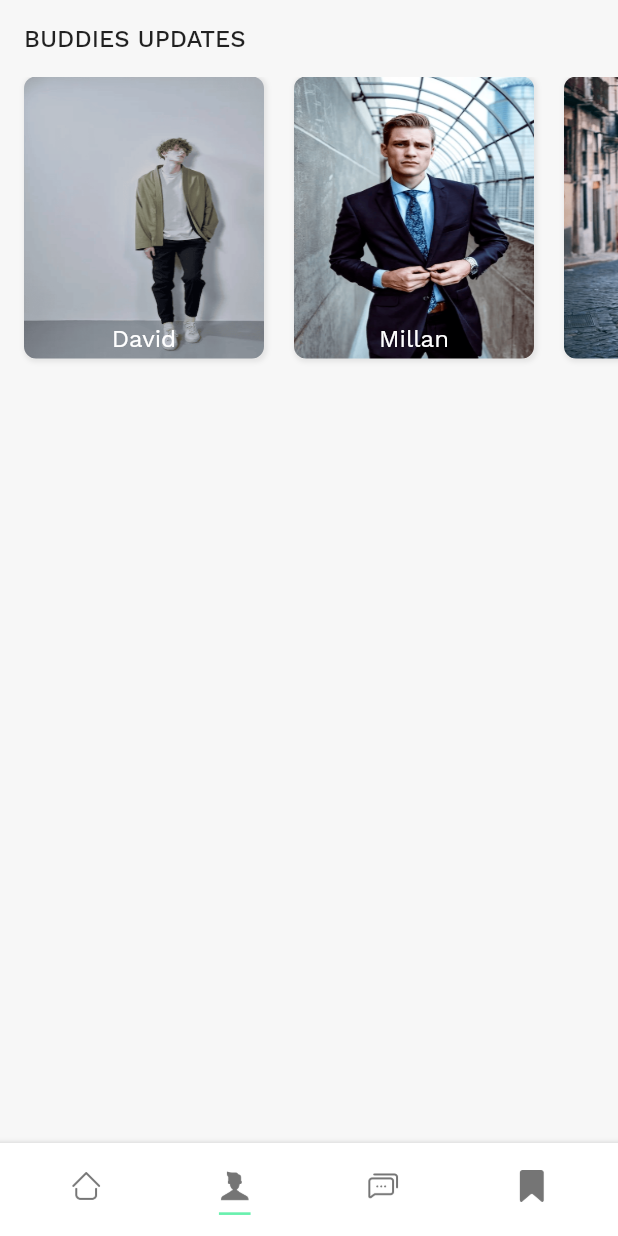
After one commit to shakiz/travel_app, a Flutter app: the HomePage screen opened directly, item 2 of the bottom bar chosen, on a phone screen of 412 x 824 dp. The commit adds this screen. Run offline on Flutter 3.47's test engine with Material 2 defaults, Android fonts, the phone set to English and light mode, and no system bars; our stand-ins replace flutter_staggered_animations, lottie.

Commit message:
travel buddies recent updated widget

```diff
--- a/lib/config/app_data.dart
+++ b/lib/config/app_data.dart
@@ -1,4 +1,5 @@
 import 'package:travel_app/config/styles.dart';
+import 'package:travel_app/models/buddies.dart';
 import 'package:travel_app/models/category.dart';
 import 'package:travel_app/models/group.dart';
 import 'package:travel_app/models/group_member.dart';
@@ -315,6 +316,14 @@ class AppData {
         MessageDate: "21 Jun 2021")
   ];
 
+  static List<Buddies> buddyList = <Buddies>[
+    Buddies(BuddyId: "1", BuddyName: "David", BuddyImage: "assets/images/male_1.png", BuddyLocation: "Ireland"),
+    Buddies(BuddyId: "2", BuddyName: "Millan", BuddyImage: "assets/images/male_2.png", BuddyLocation: "England"),
+    Buddies(BuddyId: "3", BuddyName: "Muler", BuddyImage: "assets/images/male_3.png", BuddyLocation: "India"),
+    Buddies(BuddyId: "4", BuddyName: "Thomas", BuddyImage: "assets/images/male_4.png", BuddyLocation: "Japan"),
+    Buddies(BuddyId: "5", BuddyName: "Beckham", BuddyImage: "assets/images/male_1.png", BuddyLocation: "Ireland"),
+  ];
+
   static Location fetchAny() {
     //items static member so we have to call it with ClassName
     return AppData.items[0];
@@ -340,7 +349,11 @@ class AppData {
     return AppData.tabIconsList;
   }
 
-  static List<Messages> fetchMessages() {
+  static fetchMessages() {
     return AppData.messageList;
   }
+
+  static fetchBuddies() {
+    return AppData.buddyList;
+  }
 }
--- /dev/null
+++ b/lib/models/buddies.dart
@@ -0,0 +1,8 @@
+class Buddies{
+  String BuddyId;
+  String BuddyName;
+  String BuddyImage;
+  String BuddyLocation;
+
+  Buddies({required this.BuddyId, required this.BuddyName, required this.BuddyImage, required this.BuddyLocation});
+}
--- /dev/null
+++ b/lib/pages/buddies/travel_buddies_widget.dart
@@ -0,0 +1,51 @@
+import 'package:flutter/cupertino.dart';
+import 'package:flutter/material.dart';
+import 'package:travel_app/config/app_data.dart';
+import 'package:travel_app/models/buddies.dart';
+import 'package:travel_app/pages/item_tiles/buddies_updates_item_tile.dart';
+
+class TravelBuddiesWidget extends StatefulWidget {
+  const TravelBuddiesWidget({Key? key}) : super(key: key);
+
+  @override
+  _TravelBuddiesWidgetState createState() => _TravelBuddiesWidgetState();
+}
+
+class _TravelBuddiesWidgetState extends State<TravelBuddiesWidget> {
+  final List<Buddies> _buddyList = AppData.fetchBuddies();
+
+  @override
+  Widget build(BuildContext context) {
+    return Container(
+      color: Colors.black12.withOpacity(0.01),
+      child: Column(
+        crossAxisAlignment: CrossAxisAlignment.start,
+        children: [
+          Padding(
+              padding: const EdgeInsets.only(left: 16, right: 16, top: 16),
+              child: Text(
+                "Buddies Updates".toUpperCase(),
+                style: const TextStyle(
+                    fontSize: 16,
+                    color: Colors.black87,
+                    fontWeight: FontWeight.w500),
+              )),
+          const SizedBox(height: 16,),
+          SizedBox(
+            height: 272,
+            width: MediaQuery.of(context).size.width,
+            child: ListView.builder(
+              itemCount: _buddyList.length,
+              shrinkWrap: true,
+              padding: const EdgeInsets.only(left: 16, right: 16, bottom: 64),
+              scrollDirection: Axis.horizontal,
+              itemBuilder: (BuildContext context, int index) {
+                return BuddiesUpdatesItemTile(_buddyList[index]);
+              },
+            ),
+          ),
+        ],
+      ),
+    );
+  }
+}
--- /dev/null
+++ b/lib/pages/item_tiles/buddies_updates_item_tile.dart
@@ -0,0 +1,52 @@
+import 'package:flutter/cupertino.dart';
+import 'package:flutter/material.dart';
+import 'package:travel_app/models/buddies.dart';
+import 'package:travel_app/models/category.dart';
+import 'package:travel_app/models/popular_places.dart';
+
+class BuddiesUpdatesItemTile extends StatelessWidget {
+  Buddies _buddies;
+
+  BuddiesUpdatesItemTile(this._buddies, {Key? key}) : super(key: key);
+
+  @override
+  Widget build(BuildContext context) {
+    return Container(
+      width: 160,
+      height: 272,
+      alignment: Alignment.center,
+      margin: const EdgeInsets.only(right: 20, bottom: 20, top: 0),
+      padding: const EdgeInsets.all(4),
+      decoration: BoxDecoration(
+        borderRadius: const BorderRadius.all(Radius.circular(8)),
+        image: DecorationImage(
+            image: AssetImage(_buddies.BuddyImage), fit: BoxFit.fill),
+        boxShadow: <BoxShadow>[
+          BoxShadow(
+            offset: const Offset(1, 1),
+            blurRadius: 2,
+            spreadRadius: 1,
+            color: Colors.black54.withOpacity(0.08),
+          )
+        ],
+      ),
+      child: Column(
+        crossAxisAlignment: CrossAxisAlignment.center,
+        mainAxisSize: MainAxisSize.max,
+        mainAxisAlignment: MainAxisAlignment.end,
+        children: [
+          Container(
+              width: MediaQuery.of(context).size.width,
+              color: Colors.transparent,
+              child: Text(
+                _buddies.BuddyName,
+                style: const TextStyle(
+                  color: Colors.white,
+                  fontSize: 16,),
+                textAlign: TextAlign.center,
+              )),
+        ],
+      ),
+    );
+  }
+}
--- a/lib/pages/onboard/home_page.dart
+++ b/lib/pages/onboard/home_page.dart
@@ -1,11 +1,11 @@
 import 'package:flutter/cupertino.dart';
 import 'package:flutter/material.dart';
 import 'package:travel_app/config/app_data.dart';
-import 'package:travel_app/config/styles.dart';
 import 'package:travel_app/models/category.dart';
 import 'package:travel_app/models/group.dart';
 import 'package:travel_app/models/location.dart';
 import 'package:travel_app/models/tab_icon_data.dart';
+import 'package:travel_app/pages/buddies/travel_buddies_widget.dart';
 import 'package:travel_app/pages/item_tiles/group_item_tile.dart';
 import 'package:travel_app/pages/item_tiles/location_item_tile.dart';
 import 'package:travel_app/pages/messages/messages_page.dart';
@@ -104,6 +104,9 @@ class _HomePageState extends State<HomePage> with TickerProviderStateMixin {
     if (index == 0) {
       itemAnimationController.forward();
       return homeScreen();
+    } else if (index == 1) {
+      itemAnimationController.forward();
+      return const TravelBuddiesWidget();
     } else if (index == 2) {
       itemAnimationController.forward();
       return const MessagesPage();
--- a/lib/pages/saved/saved_places_widget.dart
+++ b/lib/pages/saved/saved_places_widget.dart
@@ -16,7 +16,7 @@ class SavedPlacesWidget extends StatefulWidget {
 }
 
 class _SavedPlacesWidgetState extends State<SavedPlacesWidget> {
-  List<Location> _savedLocations = AppData.fetchAll();
+  final List<Location> _savedLocations = AppData.fetchAll();
   @override
   Widget build(BuildContext context) {
     return Container(
```
Also changed, not shown: assets/images/male_1.png (added), assets/images/male_2.png (added), assets/images/male_3.png (added), assets/images/male_4.png (added).
